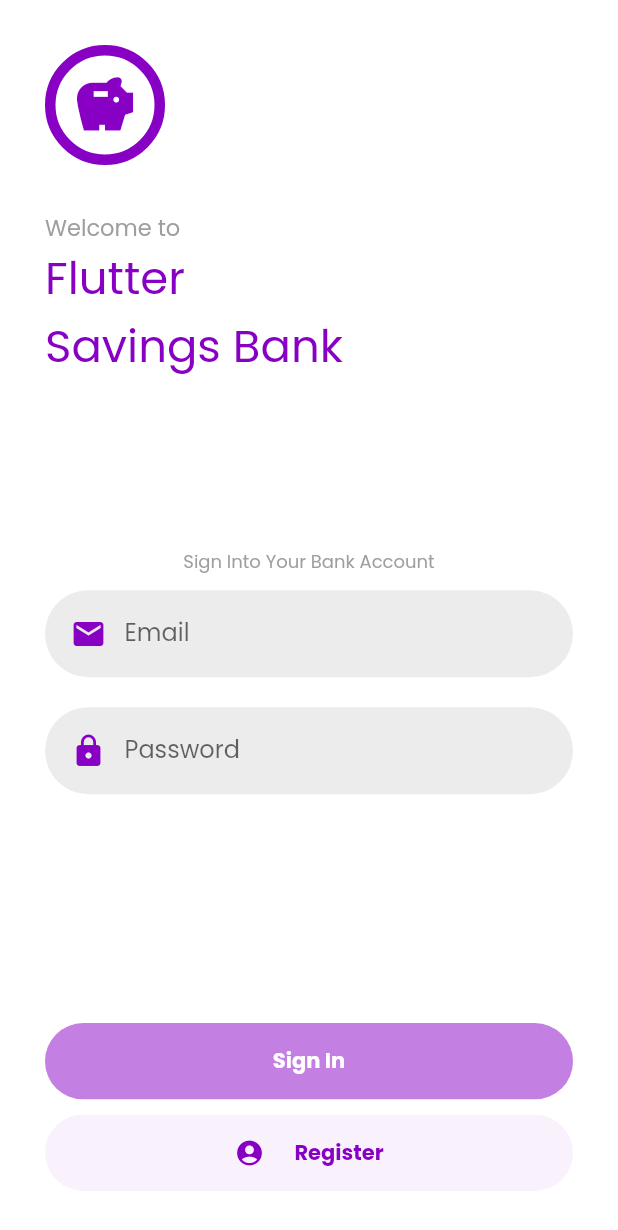
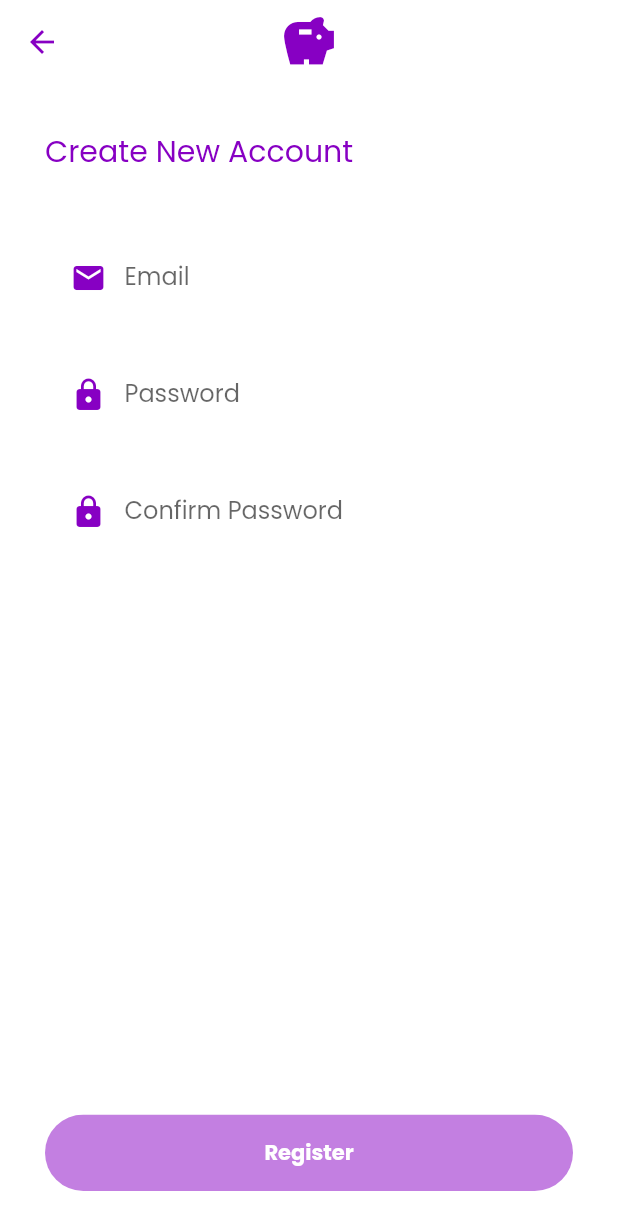
Before and after one commit to mertcandev/Flutter_Codelab_P5, a Flutter app: the screen it shows after launch, after a tap on "Register", on a phone screen of 412 x 824 dp. Shown: the top 1230 px of the screen. Run offline on Flutter 3.47's test engine with Material 2 defaults, Android fonts, the light colour scheme and no system bars; our stand-ins replace firebase_auth, firebase_core, google_fonts; accounts and stored records are empty.

Commit message:
Registration Page Added

```diff
--- a/lib/models/classes.dart
+++ b/lib/models/classes.dart
@@ -1,3 +1,5 @@
+// ignore_for_file: prefer_const_constructors
+
 import 'package:flutter/material.dart';
 
 class Utils {
@@ -13,4 +15,36 @@ class Utils {
 
     return (value != null || value!.isNotEmpty || regex.hasMatch(value));
   }
+
+  static Widget generateInputField(
+      String hintText,
+      IconData iconData,
+      TextEditingController controller,
+      bool isPasswordField,
+      Function onChanged) {
+    return Container(
+      padding: EdgeInsets.all(5),
+      margin: EdgeInsets.only(bottom: 20),
+      decoration: BoxDecoration(),
+      child: TextField(
+        onChanged: (text) {
+          onChanged(text);
+        },
+        obscureText: isPasswordField,
+        obscuringCharacter: "*",
+        decoration: InputDecoration(
+            prefixIcon: Icon(iconData, color: Utils.mainThemeColor),
+            border: InputBorder.none,
+            focusedBorder: InputBorder.none,
+            enabledBorder: InputBorder.none,
+            errorBorder: InputBorder.none,
+            disabledBorder: InputBorder.none,
+            contentPadding:
+                EdgeInsets.only(left: 15, bottom: 11, top: 11, right: 15),
+            hintText: hintText),
+        controller: controller,
+        style: TextStyle(fontSize: 16),
+      ),
+    );
+  }
 }
--- a/lib/models/loginservice.dart
+++ b/lib/models/loginservice.dart
@@ -1,3 +1,5 @@
+// ignore_for_file: unused_local_variable
+
 import 'package:firebase_auth/firebase_auth.dart';
 import 'package:flutter/material.dart';
 
@@ -18,6 +20,17 @@ class LoginService extends ChangeNotifier {
     return _userId;
   }
 
+  Future<bool> createUserWithEmailAndPassword(String email, String pwd) async {
+    try {
+      UserCredential userCredentials = await FirebaseAuth.instance
+          .createUserWithEmailAndPassword(email: email, password: pwd);
+
+      return true;
+    } on FirebaseAuthException {
+      return false;
+    }
+  }
+
   Future<bool> signInWithEmailAndPassword(String email, String password) async {
     try {
       UserCredential credentials = await FirebaseAuth.instance
--- /dev/null
+++ b/lib/pages/flutter_account_registration.dart
@@ -0,0 +1,98 @@
+// ignore_for_file: prefer_const_constructors, prefer_const_literals_to_create_immutables, unused_local_variable
+
+import 'package:flutter/material.dart';
+import 'package:flutter_codelab_p5/models/classes.dart';
+import 'package:flutter_codelab_p5/models/loginservice.dart';
+import 'package:flutter_codelab_p5/widgets/flutter_bank_main_button.dart';
+import 'package:provider/provider.dart';
+
+class FlutterAccountRegistration extends StatefulWidget {
+  @override
+  State<FlutterAccountRegistration> createState() =>
+      _FlutterAccountRegistrationState();
+}
+
+class _FlutterAccountRegistrationState
+    extends State<FlutterAccountRegistration> {
+  TextEditingController usernameController = TextEditingController();
+  TextEditingController passwordController = TextEditingController();
+  TextEditingController confirmPasswordController = TextEditingController();
+
+  @override
+  void dispose() {
+    usernameController.dispose();
+    passwordController.dispose();
+    confirmPasswordController.dispose();
+    super.dispose();
+  }
+
+  @override
+  Widget build(BuildContext context) {
+    bool validateFormFields() {
+      return Utils.validateEmail(usernameController.value.text) &&
+          usernameController.value.text.isNotEmpty &&
+          passwordController.value.text.isNotEmpty &&
+          confirmPasswordController.value.text.isNotEmpty &&
+          (passwordController.value.text ==
+              confirmPasswordController.value.text);
+    }
+
+    LoginService loginService =
+        Provider.of<LoginService>(context, listen: false);
+
+    return Scaffold(
+      backgroundColor: Colors.white,
+      appBar: AppBar(
+        elevation: 0,
+        iconTheme: IconThemeData(color: Utils.mainThemeColor),
+        backgroundColor: Colors.transparent,
+        title: Icon(Icons.savings, color: Utils.mainThemeColor, size: 40),
+        centerTitle: true,
+      ),
+      body: Container(
+        padding: EdgeInsets.all(30),
+        child: Column(crossAxisAlignment: CrossAxisAlignment.start, children: [
+          Expanded(
+              child: Column(
+            crossAxisAlignment: CrossAxisAlignment.start,
+            children: [
+              Container(
+                margin: EdgeInsets.only(bottom: 40),
+                child: Text(
+                  "Create New Account",
+                  style: TextStyle(color: Utils.mainThemeColor, fontSize: 20),
+                ),
+              ),
+              Utils.generateInputField(
+                  "Email", Icons.email, usernameController, false, (text) {
+                setState(() {});
+              }),
+              Utils.generateInputField(
+                  "Password", Icons.lock, passwordController, true, (text) {
+                setState(() {});
+              }),
+              Utils.generateInputField("Confirm Password", Icons.lock,
+                  confirmPasswordController, true, (text) {
+                setState(() {});
+              })
+            ],
+          )),
+          FlutterBankMainButton(
+            label: "Register",
+            enabled: validateFormFields(),
+            onTap: () async {
+              String username = usernameController.value.text;
+              String pwd = passwordController.value.text;
+              bool accountCreated = await loginService
+                  .createUserWithEmailAndPassword(username, pwd);
+
+              if (accountCreated) {
+                Navigator.of(context).pop();
+              }
+            },
+          )
+        ]),
+      ),
+    );
+  }
+}
--- a/lib/pages/flutter_bank_login.dart
+++ b/lib/pages/flutter_bank_login.dart
@@ -3,6 +3,7 @@
 import 'package:flutter/material.dart';
 import 'package:flutter_codelab_p5/models/classes.dart';
 import 'package:flutter_codelab_p5/models/loginservice.dart';
+import 'package:flutter_codelab_p5/pages/flutter_account_registration.dart';
 import 'package:flutter_codelab_p5/pages/flutter_bank_main.dart';
 import 'package:flutter_codelab_p5/widgets/flutter_bank_main_button.dart';
 import 'package:provider/provider.dart';
@@ -164,7 +165,10 @@ class _FlutterBankLoginState extends State<FlutterBankLogin> {
             FlutterBankMainButton(
               label: "Register",
               icon: Icons.account_circle,
-              onTap: () {},
+              onTap: () {
+                Navigator.of(context).push(MaterialPageRoute(
+                    builder: (context) => FlutterAccountRegistration()));
+              },
               backgroundColor: Utils.mainThemeColor.withOpacity(0.05),
               iconColor: Utils.mainThemeColor,
               labelColor: Utils.mainThemeColor,
```
